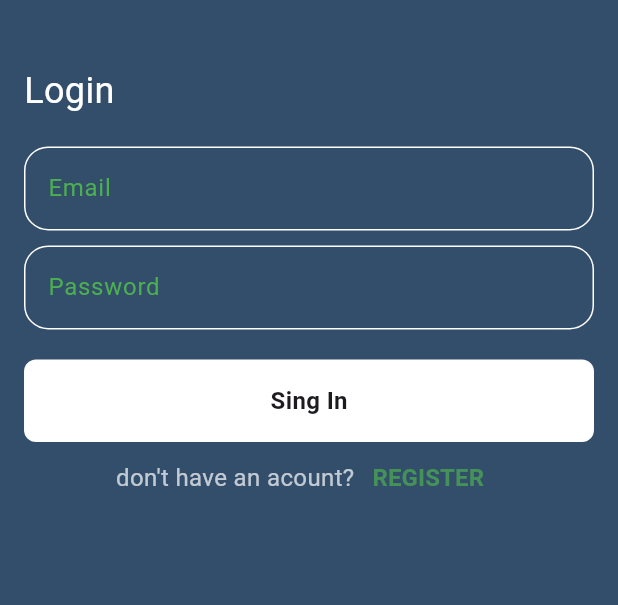
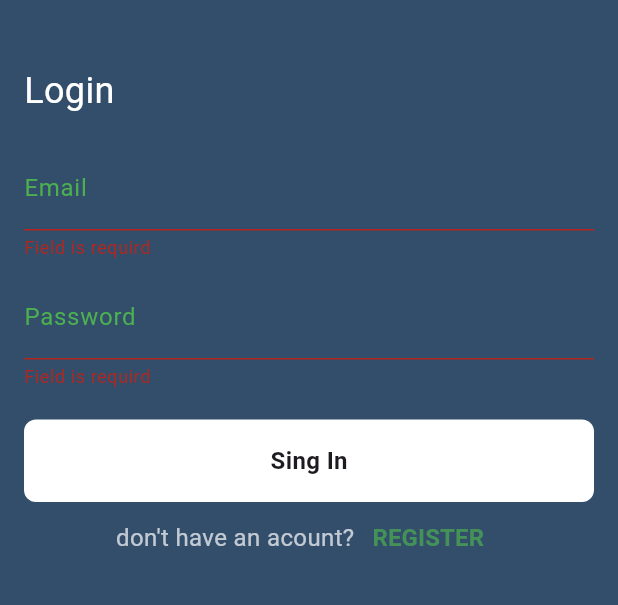
Before and after one commit to wael-saif23/chat_app_tr2, a Flutter app: the screen it shows after launch, after a tap on "Sing In", on a phone screen of 412 x 824 dp, the part 333-938 px from its top. Run offline on Flutter 3.47's test engine with Material 3 defaults, Android fonts, the light colour scheme and no system bars; drawn by our look-alikes of modal_progress_hud_nsn; our stand-ins replace firebase_auth, firebase_core; accounts and stored records are empty.

Commit message:
finsh login page and create chat page

```diff
--- a/lib/constant.dart
+++ b/lib/constant.dart
@@ -2,3 +2,4 @@
 
 const String KFontTextPacifico = "Pacifico";
 const Color KMainColor = Color(0xff324E6B);
+const String KAppImage = "assets/images/scholar.png";
--- a/lib/main.dart
+++ b/lib/main.dart
@@ -1,3 +1,4 @@
+import 'package:chat_app_2/views/chat_page.dart';
 import 'package:chat_app_2/views/login_page.dart';
 import 'package:chat_app_2/views/register_page.dart';
 import 'package:flutter/material.dart';
@@ -19,8 +20,9 @@
     return MaterialApp(
         debugShowCheckedModeBanner: false,
         routes: {
-          LoginPage.id: (context) => const LoginPage(),
-          RegisterPage.id:(context) =>  RegisterPage()
+          LoginPage.id: (context) =>  LoginPage(),
+          RegisterPage.id:(context) =>  RegisterPage(),
+          ChatPage.id: (context)=> const ChatPage(),
         },
         initialRoute: LoginPage.id,
         );
--- a/lib/views/login_page.dart
+++ b/lib/views/login_page.dart
@@ -1,25 +1,47 @@
 import 'package:chat_app_2/constant.dart';
+import 'package:chat_app_2/helpers/show_snake.dart';
+import 'package:chat_app_2/views/chat_page.dart';
 import 'package:chat_app_2/views/register_page.dart';
 import 'package:chat_app_2/widgets/custom_botum.dart';
 import 'package:chat_app_2/widgets/custom_text_file.dart';
+import 'package:firebase_auth/firebase_auth.dart';
 import 'package:flutter/material.dart';
+import 'package:modal_progress_hud_nsn/modal_progress_hud_nsn.dart';
 
-class LoginPage extends StatelessWidget {
-  const LoginPage({super.key});
+class LoginPage extends StatefulWidget {
+  LoginPage({super.key});
   static String id = "Login Page";
+
+  @override
+  State<LoginPage> createState() => _LoginPageState();
+}
+
+class _LoginPageState extends State<LoginPage> {
+  String? email;
+
+  String? password;
+
+  bool isLoading = false;
+
+  GlobalKey<FormState> formKey = GlobalKey();
+
   @override
   Widget build(BuildContext context) {
-    return Scaffold(
+    return ModalProgressHUD(
+      inAsyncCall: isLoading,
+      child: Scaffold(
         backgroundColor: KMainColor,
         body: Padding(
           padding: const EdgeInsets.symmetric(horizontal: 16),
+          child: Form(
+            key: formKey,
             child: ListView(
               children: [
                 const SizedBox(
                   height: 48,
                 ),
                 Image.asset(
-              "assets/images/scholar.png",
+                  KAppImage,
                   width: MediaQuery.of(context).size.width * 0.4,
                   height: MediaQuery.of(context).size.width * 0.3,
                 ),
@@ -45,19 +67,53 @@
                 const SizedBox(
                   height: 20,
                 ),
-            const CustomTextFromFile(
+                 CustomTextFormField(
+                  onchanged: (value) {
+                      email = value;
+                    },
                   hintText: "Email",
                 ),
                 const SizedBox(
                   height: 10,
                 ),
-            const CustomTextFromFile(
+                 CustomTextFormField(
+                  onchanged: (value) {
+                      password = value;
+                    },
                   hintText: "Password",
                 ),
                 const SizedBox(
                   height: 20,
                 ),
-            CustomBotum(ontap: () {}, text: 'Sing In'),
+                CustomBotum(ontap: () async{
+                  if (formKey.currentState!.validate()) {
+                          isLoading = true;
+                          setState(() {});
+                          try {
+                            await signInMethod();
+                            // ignore: use_build_context_synchronously
+                          Navigator.pushNamed(context, ChatPage.id);
+                          } on FirebaseAuthException catch (e) {
+                            if (e.code == 'user-not-found') {
+                              // ignore: use_build_context_synchronously
+                              showSnackBar(
+                                  context, 'user not found.');
+                            } else if (e.code == 'wrong-password') {
+                              // ignore: use_build_context_synchronously
+                              showSnackBar(context,
+                                  'wrong password.');
+                            } else {
+                              // ignore: use_build_context_synchronously
+                              showSnackBar(context, e.toString());
+                            }
+                          } catch (e) {
+                            // ignore: use_build_context_synchronously
+                            showSnackBar(context, e.toString());
+                          }
+                          isLoading = false;
+                          setState(() {});
+                        }
+                }, text: 'Sing In'),
                 Row(
                   mainAxisAlignment: MainAxisAlignment.center,
                   children: [
@@ -85,6 +141,15 @@
               ],
             ),
           ),
+        ),
+      ),
+    );
+  }
+  Future<void> signInMethod() async {
+    UserCredential userCredential =
+        await FirebaseAuth.instance.signInWithEmailAndPassword(
+      email: email!,
+      password: password!,
     );
   }
 }
--- a/lib/widgets/custom_text_file.dart
+++ b/lib/widgets/custom_text_file.dart
@@ -1,7 +1,7 @@
 import 'package:flutter/material.dart';
 
-class CustomTextFromFile extends StatelessWidget {
-  const CustomTextFromFile(
+class CustomTextFormField extends StatelessWidget {
+  const CustomTextFormField(
       {super.key, required this.hintText, this.onchanged});
   final String hintText;
   final Function(String)? onchanged;
```
Also changed, not shown: lib/helpers/show_snake.dart (added, +10 -0 lines), lib/views/chat_page.dart (added, +26 -0 lines), lib/views/register_page.dart (+6 -11 lines). Lines whose indentation alone changed are shown as unchanged.
